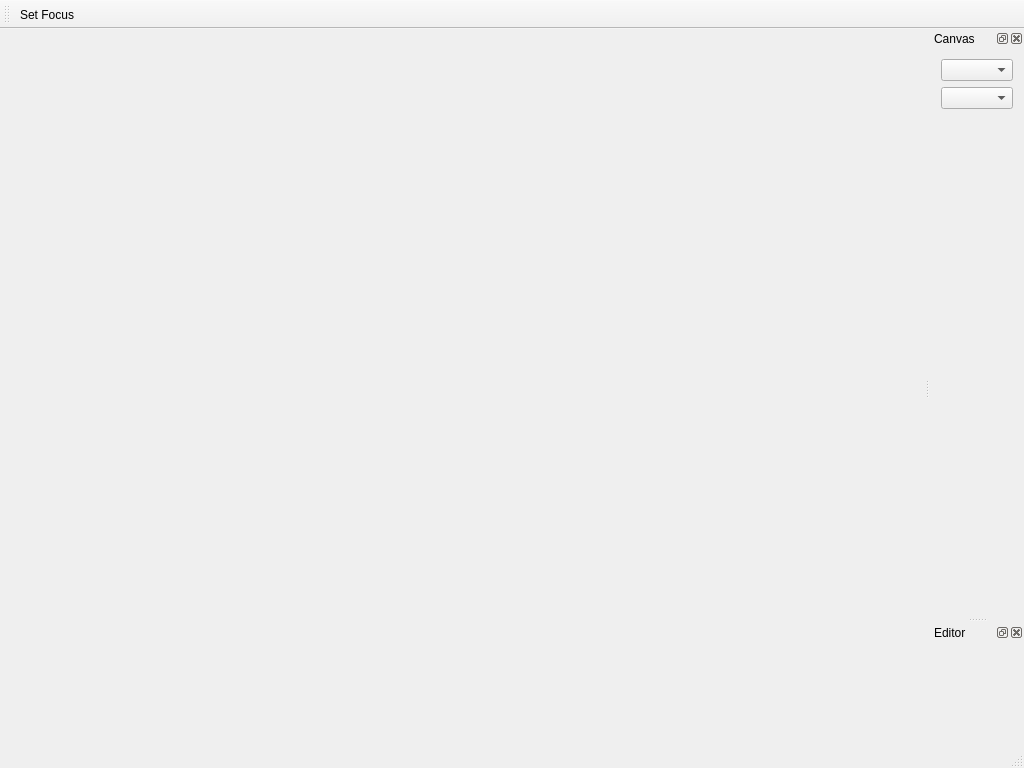
Above: mainwindow.ui from vos/planetattack before the change. Below: the same form after it.
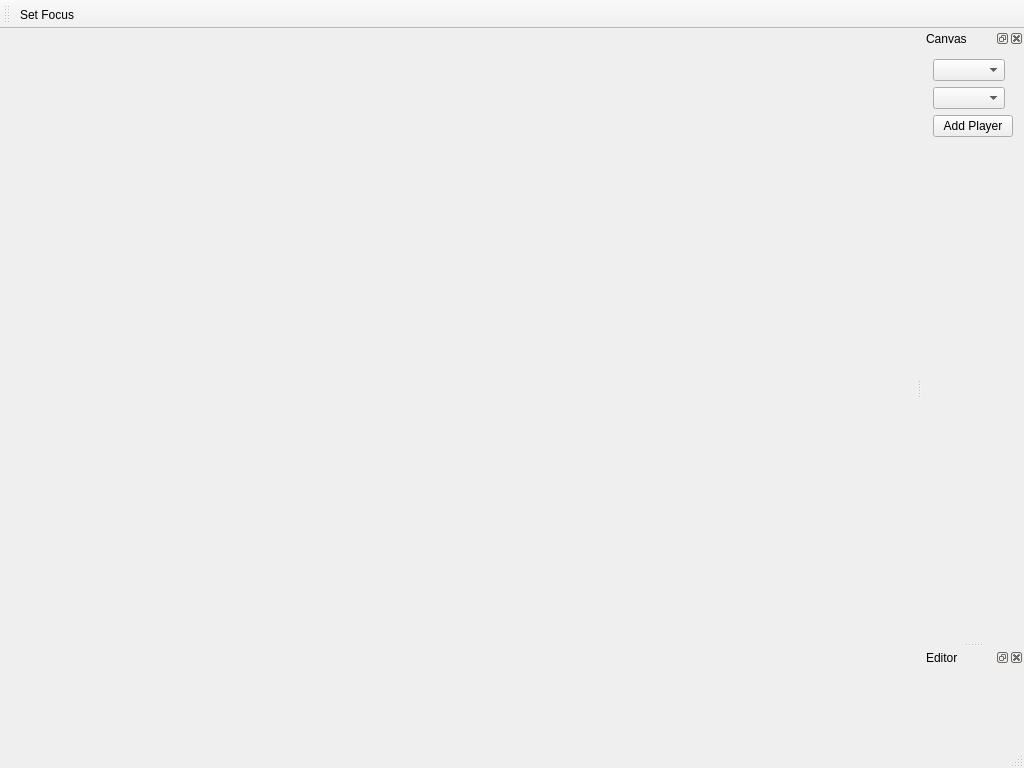
That is the form after the change.

Commit message: possibility to add a new player (AI)

```diff
--- a/mainwindow.ui
+++ b/mainwindow.ui
@@ -49,6 +49,13 @@
      <item row="1" column="0">
       <widget class="QComboBox" name="playerComboBox"/>
      </item>
+     <item row="2" column="0">
+      <widget class="QPushButton" name="addPlayerButton">
+       <property name="text">
+        <string>Add Player</string>
+       </property>
+      </widget>
+     </item>
     </layout>
    </widget>
   </widget>
```
The commit also changes 3 other files.
